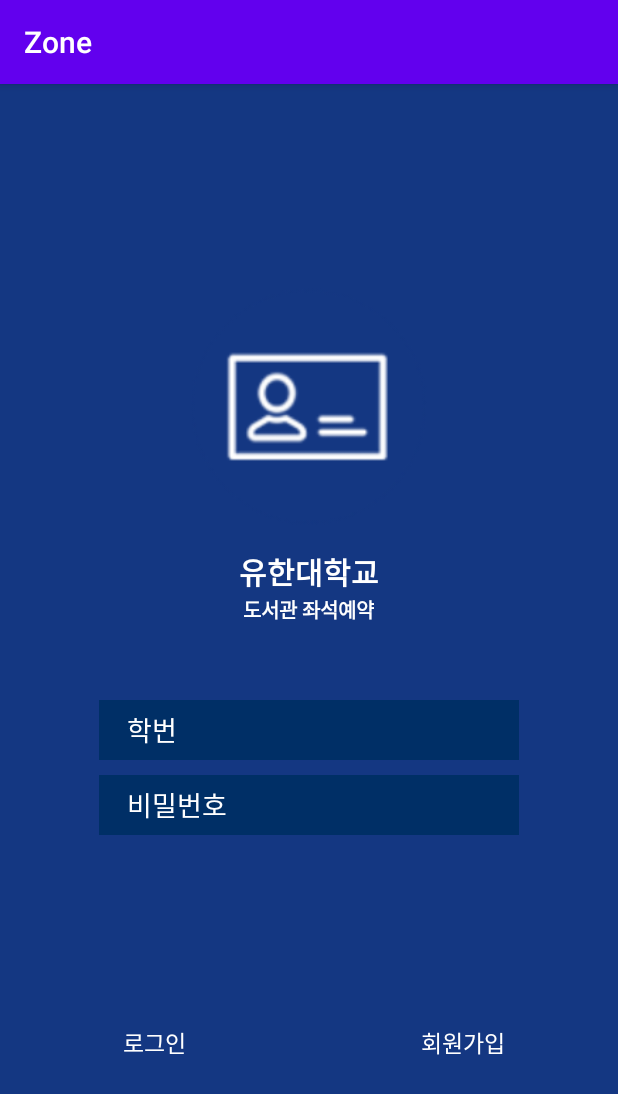
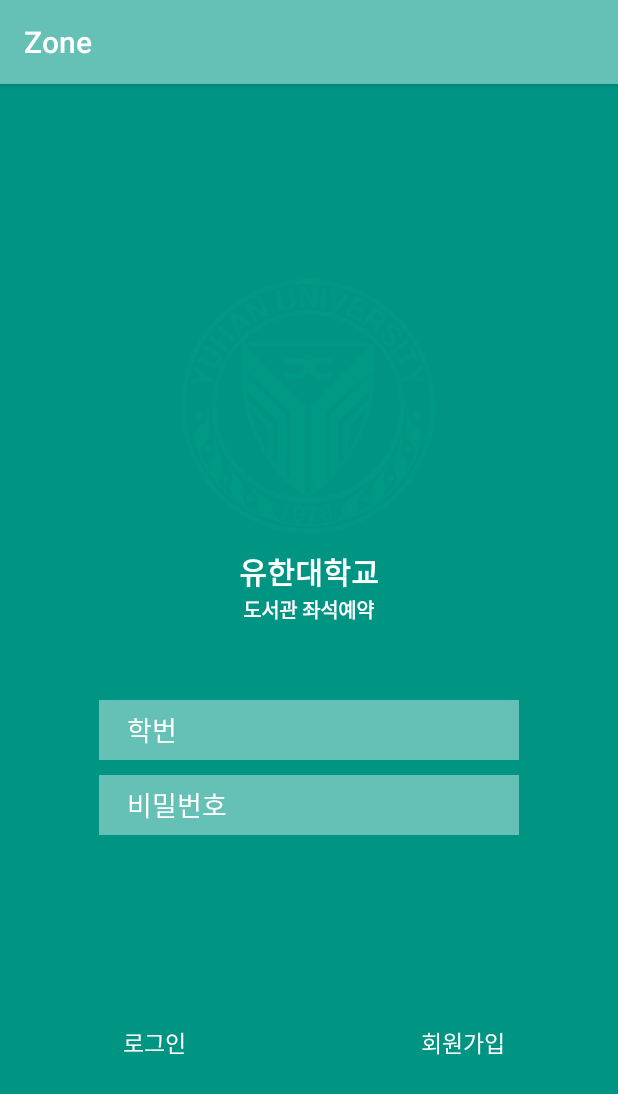
Before and after one commit to hhh131/Y-Reservation-App, an Android app: the LoginActivity screen opened directly, with no data from a screen before it, on a phone screen of 412 x 824 dp. Shown: the top 1094 px of the screen. Run offline under Robolectric (Android 15) with nearby library versions, the phone set to English and light mode, and no system bars; our stand-ins replace Firebase (no records; nobody signed in at launch, a user with empty details on screens opened directly).

Commit message:
배경색상 변경

```diff
--- a/app/src/main/java/com/example/zone/JoinActivity.java
+++ b/app/src/main/java/com/example/zone/JoinActivity.java
@@ -47,6 +47,7 @@ public class JoinActivity extends AppCompatActivity {
             @Override
             public void onClick(View v) {
                 myRef.setValue(data);
+
                 //showMsg();
             }
         });
--- a/app/src/main/res/layout/activity_login.xml
+++ b/app/src/main/res/layout/activity_login.xml
@@ -10,7 +10,7 @@
         android:id="@+id/linearLayout2"
         android:layout_width="match_parent"
         android:layout_height="match_parent"
-        android:background="#143782"
+        android:background="#009483"
         android:orientation="vertical"
         app:layout_constraintBottom_toTopOf="parent"
         app:layout_constraintEnd_toStartOf="parent"
@@ -21,7 +21,7 @@
             android:layout_width="match_parent"
             android:layout_height="wrap_content"
             android:layout_marginTop="100dp"
-            android:background="#143782"
+            android:background="#009483"
             android:orientation="vertical">
 
             <ImageView
@@ -29,7 +29,7 @@
                 android:layout_height="170dp"
                 android:layout_gravity="center"
                 android:layout_marginTop="30dp"
-                android:src="@drawable/membership" />
+                android:src="@drawable/yuhanlogo"/>
 
             <TextView
                 android:layout_width="wrap_content"
@@ -66,7 +66,7 @@
                 android:layout_width="280dp"
                 android:layout_height="40dp"
                 android:layout_gravity="center"
-                android:background="#002F66"
+                android:background="#65C0B5"
                 android:hint="    학번"
                 android:textColor="#ffffff"
                 android:textColorHint="#ffffff" />
@@ -78,7 +78,7 @@
                 android:layout_gravity="center"
                 android:layout_margin="10dp"
                 android:layout_marginTop="10dp"
-                android:background="#002F66"
+                android:background="#65C0B5"
                 android:hint="    비밀번호"
                 android:inputType="textPassword"
                 android:textColor="#ffffff"
@@ -97,7 +97,7 @@
                     android:layout_height="wrap_content"
                     android:layout_gravity="center"
                     android:layout_weight="1"
-                    android:background="#143782"
+                    android:background="#009483"
                     android:text="로그인"
                     android:textColor="#ffffff"
                     android:textSize="15dp" />
@@ -109,7 +109,7 @@
                     android:layout_height="wrap_content"
                     android:layout_gravity="center"
                     android:layout_weight="1"
-                    android:background="#143782"
+                    android:background="#009483"
                     android:text="회원가입"
                     android:textColor="#ffffff"
                     android:textSize="15dp" />
--- a/app/src/main/res/values/styles.xml
+++ b/app/src/main/res/values/styles.xml
@@ -3,9 +3,9 @@
     <!-- Base application theme. -->
     <style name="AppTheme" parent="Theme.AppCompat.Light.DarkActionBar">
         <!-- Customize your theme here. -->
-        <item name="colorPrimary">@color/colorPrimary</item>
-        <item name="colorPrimaryDark">@color/colorPrimaryDark</item>
-        <item name="colorAccent">@color/colorAccent</item>
+        <item name="colorPrimary">#65C0B5</item>
+        <item name="colorPrimaryDark">#000000</item>
+        <item name="colorAccent">@color/colorAccent</item>s
     </style>
 
 </resources>
```
Also changed, not shown: app/src/main/res/layout/activity_join.xml (+8 -5 lines), app/src/main/res/drawable/yuhanlogo.png (added).
